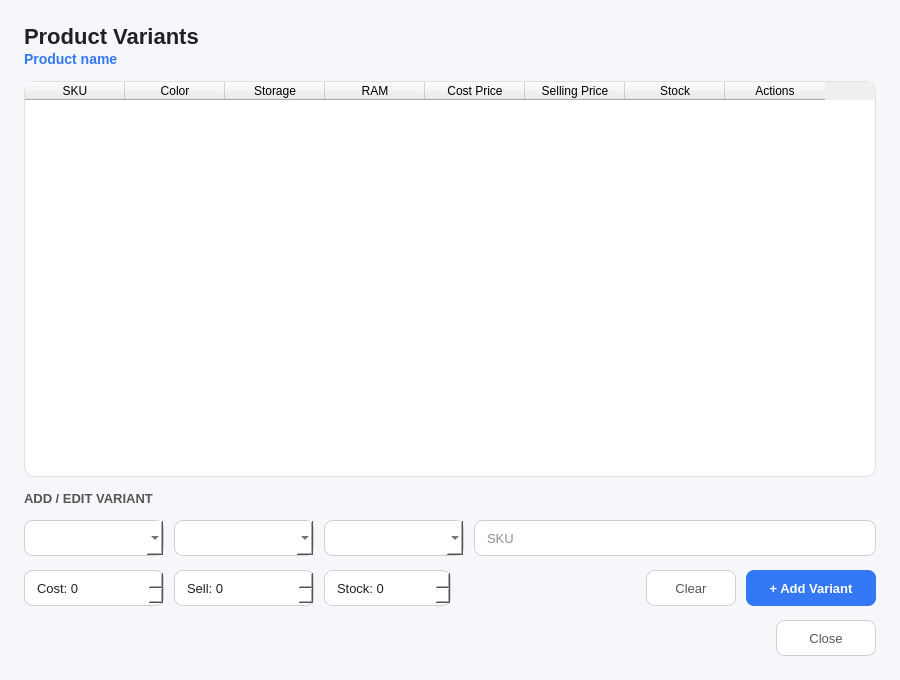
This is gui/widgets/VariantsDialog.ui in nuibof/PhoneStoreManagement as Qt 5 draws it before an edit. The edited form follows.
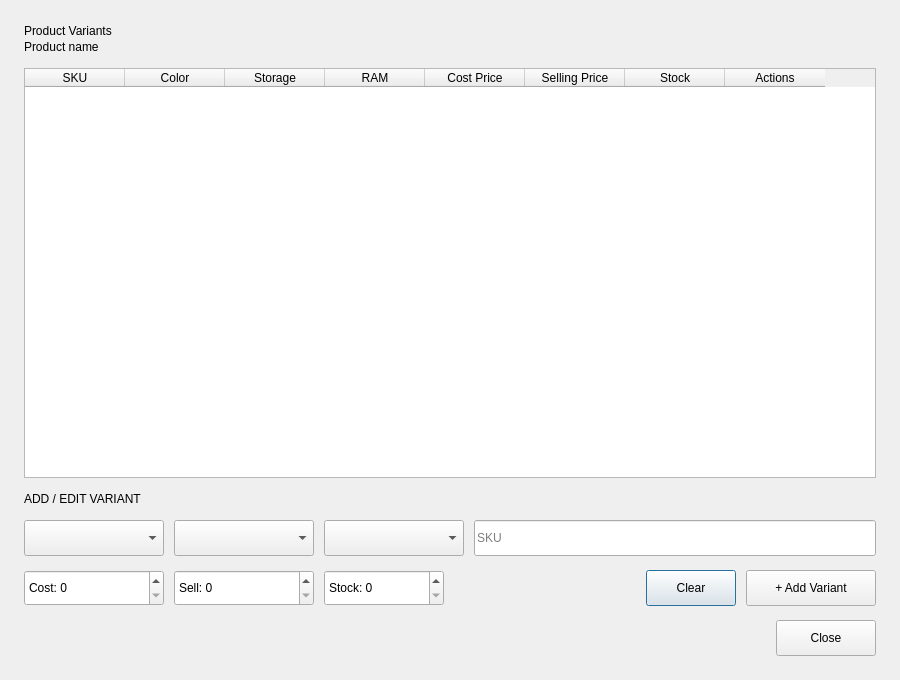
This is the edited form.

What changed in the file:
```diff
--- a/gui/widgets/VariantsDialog.ui
+++ b/gui/widgets/VariantsDialog.ui
@@ -17,136 +17,6 @@
             <string>Product Variants</string>
         </property>
 
-        <property name="styleSheet">
-            <string notr="true">
-
-                QDialog {
-                background-color: #F5F7FA;
-                }
-
-                QLabel#lblTitle {
-                color: #202124;
-                font-size: 22px;
-                font-weight: bold;
-                }
-
-                QLabel#lblProductName {
-                color: #3478F6;
-                font-size: 14px;
-                font-weight: bold;
-                }
-
-                QLabel#lblFormTitle {
-                color: #555555;
-                font-size: 13px;
-                font-weight: bold;
-                }
-
-                QTableWidget#tblVariants {
-                background-color: #FFFFFF;
-                color: #222222;
-                border: 1px solid #E0E0E0;
-                border-radius: 10px;
-                gridline-color: #E8E8E8;
-                font-size: 13px;
-                selection-background-color: #EAF1FF;
-                selection-color: #222222;
-                outline: none;
-                }
-
-                QTableWidget#tblVariants QHeaderView::section {
-                background-color: #F8F9FB;
-                color: #555555;
-                border: none;
-                border-bottom: 1px solid #E0E0E0;
-                padding: 8px 6px;
-                font-size: 12px;
-                font-weight: bold;
-                }
-
-                QTableWidget#tblVariants::item {
-                padding: 6px;
-                }
-
-                QComboBox, QLineEdit, QDoubleSpinBox, QSpinBox {
-                background-color: #FFFFFF;
-                color: #222222;
-                border: 1px solid #D0D0D0;
-                border-radius: 8px;
-                padding: 6px 10px;
-                font-size: 13px;
-                }
-
-                QComboBox:focus, QLineEdit:focus, QDoubleSpinBox:focus, QSpinBox:focus {
-                border: 1px solid #3478F6;
-                }
-
-                QPushButton#btnSave {
-                background-color: #3478F6;
-                color: #FFFFFF;
-                border: none;
-                border-radius: 8px;
-                padding: 9px 18px;
-                font-size: 13px;
-                font-weight: bold;
-                }
-
-                QPushButton#btnSave:hover {
-                background-color: #4A8CFF;
-                }
-
-                QPushButton#btnClear, QPushButton#btnClose {
-                background-color: #FFFFFF;
-                color: #555555;
-                border: 1px solid #D0D0D0;
-                border-radius: 8px;
-                padding: 9px 16px;
-                font-size: 13px;
-                }
-
-                QPushButton#btnClear:hover, QPushButton#btnClose:hover {
-                background-color: #F0F4FF;
-                color: #3478F6;
-                border: 1px solid #B8C9FF;
-                }
-
-                QPushButton[action="edit"] {
-                background-color: #EAF1FF;
-                color: #3478F6;
-                border: 1px solid #C7D8FF;
-                border-radius: 6px;
-                padding: 4px 8px;
-                font-size: 11px;
-                font-weight: bold;
-                }
-
-                QPushButton[action="edit"]:hover {
-                background-color: #3478F6;
-                color: #FFFFFF;
-                }
-
-                QPushButton[action="delete"] {
-                background-color: #FFF0F0;
-                color: #D93025;
-                border: 1px solid #FFD0D0;
-                border-radius: 6px;
-                padding: 4px 8px;
-                font-size: 11px;
-                font-weight: bold;
-                }
-
-                QPushButton[action="delete"]:hover {
-                background-color: #D93025;
-                color: #FFFFFF;
-                }
-
-                QWidget#actionWidget {
-                background-color: transparent;
-                }
-
-            </string>
-        </property>
-
         <layout class="QVBoxLayout" name="mainLayout">
 
             <property name="spacing">
```
